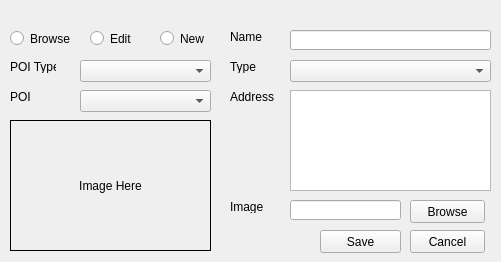
Above: project_cpp/poiwidget.ui from FerranGarcia/city-map before the change. Below: the same form after it.
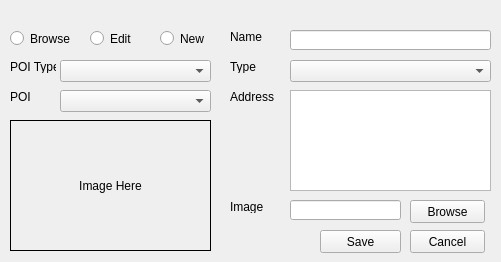
That is the form after the change.

```diff
--- a/project_cpp/poiwidget.ui
+++ b/project_cpp/poiwidget.ui
@@ -173,9 +173,9 @@
   <widget class="QComboBox" name="poiComboBox">
    <property name="geometry">
     <rect>
-     <x>80</x>
+     <x>60</x>
      <y>90</y>
-     <width>131</width>
+     <width>151</width>
      <height>22</height>
     </rect>
    </property>
@@ -183,9 +183,9 @@
   <widget class="QComboBox" name="poiTypeViewComboBox">
    <property name="geometry">
     <rect>
-     <x>80</x>
+     <x>60</x>
      <y>60</y>
-     <width>131</width>
+     <width>151</width>
      <height>22</height>
     </rect>
    </property>
```
